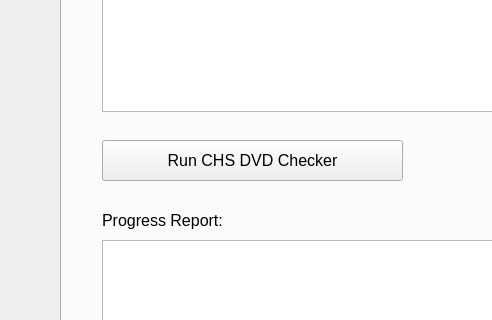
The window that CHS_DVD_Checker.ui (Mabus00/CHS-DVD-Reader) describes before a commit, drawn with Qt 5; both pictures show x 0 to 492 and y 270 to 590 of the 1109 by 862 pixel window.
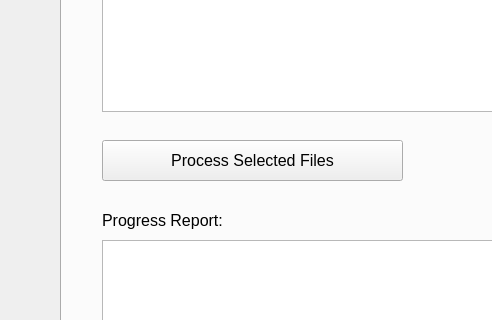
The same window after the commit.

Commit message: selecting two folders works

What changed in the file:
```diff
--- a/CHS_DVD_Checker.ui
+++ b/CHS_DVD_Checker.ui
@@ -116,7 +116,7 @@
        </rect>
       </property>
       <property name="text">
-       <string>Run CHS DVD Checker</string>
+       <string>Process Selected Files</string>
       </property>
      </widget>
      <widget class="QListWidget" name="listWidgetTextBrowser">
```
The commit also changes 2 other files.
